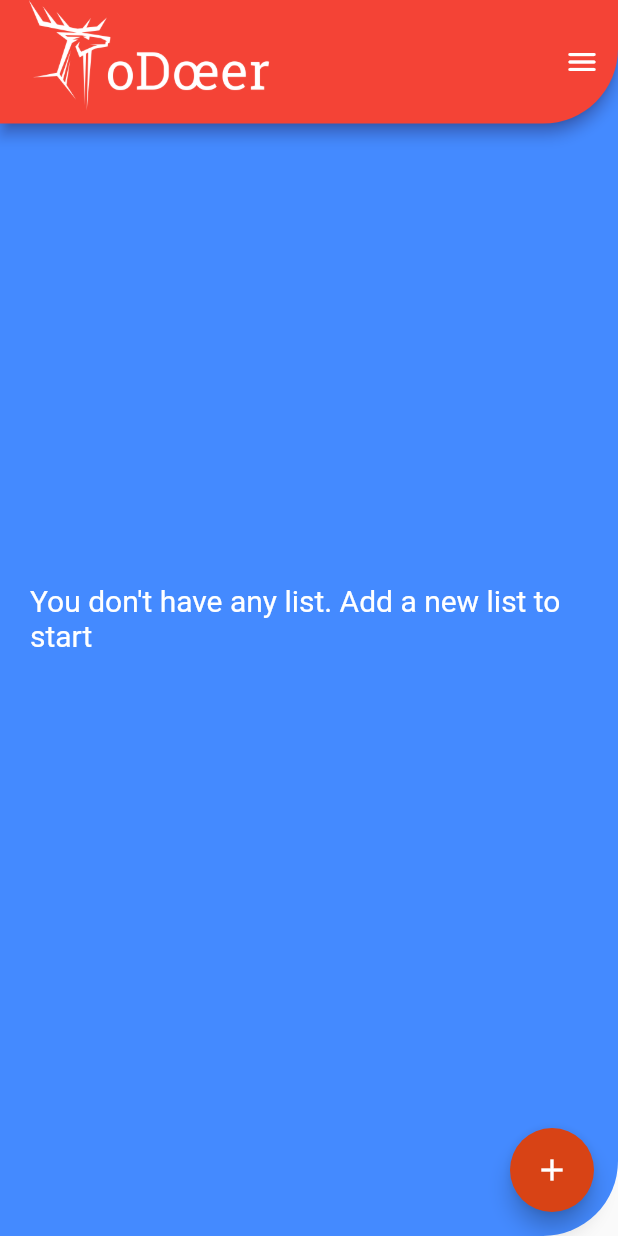
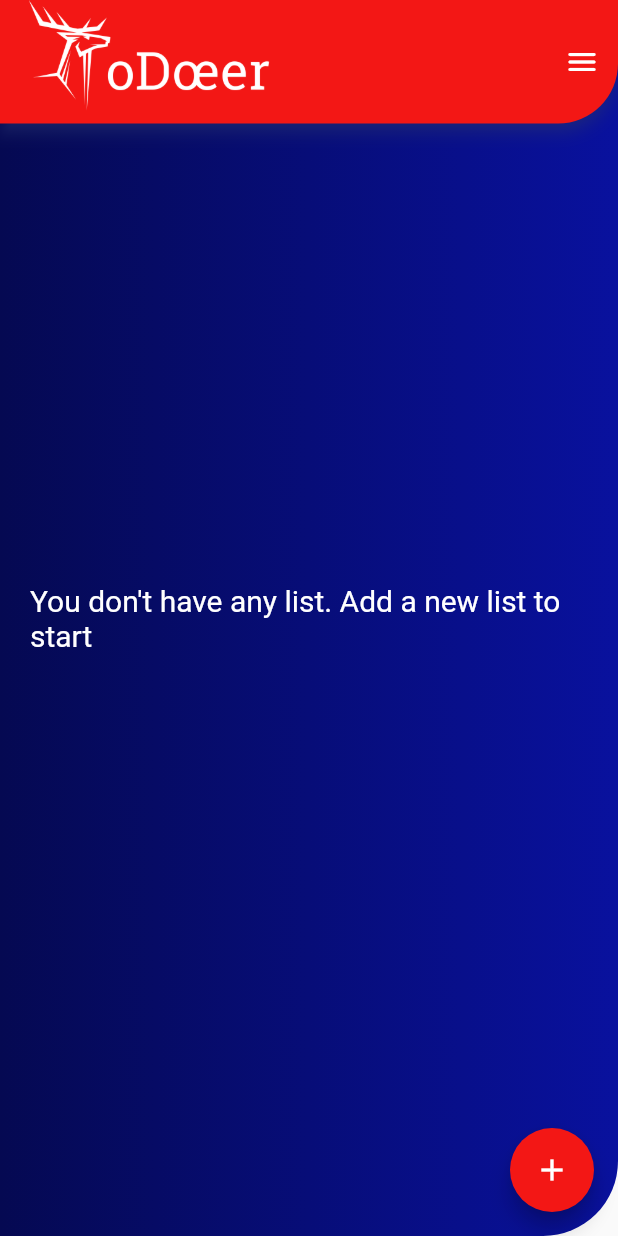
Before and after one commit to egemenongel/todeer, a Flutter app: the screen it shows once a user with an empty profile is signed in, on a phone screen of 412 x 824 dp. Run offline on Flutter 3.47's test engine with Material 2 defaults, Android fonts, the phone set to English and light mode, and no system bars; our stand-ins replace cloud_firestore, firebase_auth, firebase_core, flutter_slidable; accounts and stored records are empty.

Commit message:
Update Home Page UI

```diff
--- a/lib/pages/home/home_app_bar.dart
+++ b/lib/pages/home/home_app_bar.dart
@@ -25,7 +25,7 @@ class HomeAppBar extends StatelessWidget implements PreferredSizeWidget {
             )),
       ],
       toolbarHeight: appBarHeight(context),
-      backgroundColor: Colors.red,
+      backgroundColor: const Color(0xffF31715),
       shadowColor: Colors.indigo,
       title: SizedBox(
         height: logoHeight(context),
@@ -37,7 +37,7 @@ class HomeAppBar extends StatelessWidget implements PreferredSizeWidget {
       ),
       shape: const RoundedRectangleBorder(
           borderRadius: BorderRadius.only(
-        bottomRight: Radius.circular(50),
+        bottomRight: Radius.circular(40),
       )),
     );
   }
--- a/lib/pages/home/home_page.dart
+++ b/lib/pages/home/home_page.dart
@@ -20,7 +20,7 @@ class HomePage extends StatelessWidget {
       ),
       body: const Lists(),
       floatingActionButton: FloatingActionButton(
-        backgroundColor: Colors.deepOrange[800],
+        backgroundColor: const Color(0xffF31715),
         heroTag: null,
         child: const Icon(Icons.add),
         onPressed: () {
--- a/lib/pages/home/lists.dart
+++ b/lib/pages/home/lists.dart
@@ -12,7 +12,10 @@ class Lists extends StatelessWidget {
     return Container(
       decoration: const BoxDecoration(
         borderRadius: BorderRadius.only(bottomRight: Radius.circular(50)),
-        color: Colors.blueAccent,
+        gradient: LinearGradient(colors: [
+          Color(0xff050952),
+          Color(0xff09119E),
+        ]),
       ),
       child: Column(
         children: [
```
Also changed, not shown: lib/pages/home/task_list_tile.dart (+9 -29 lines).
